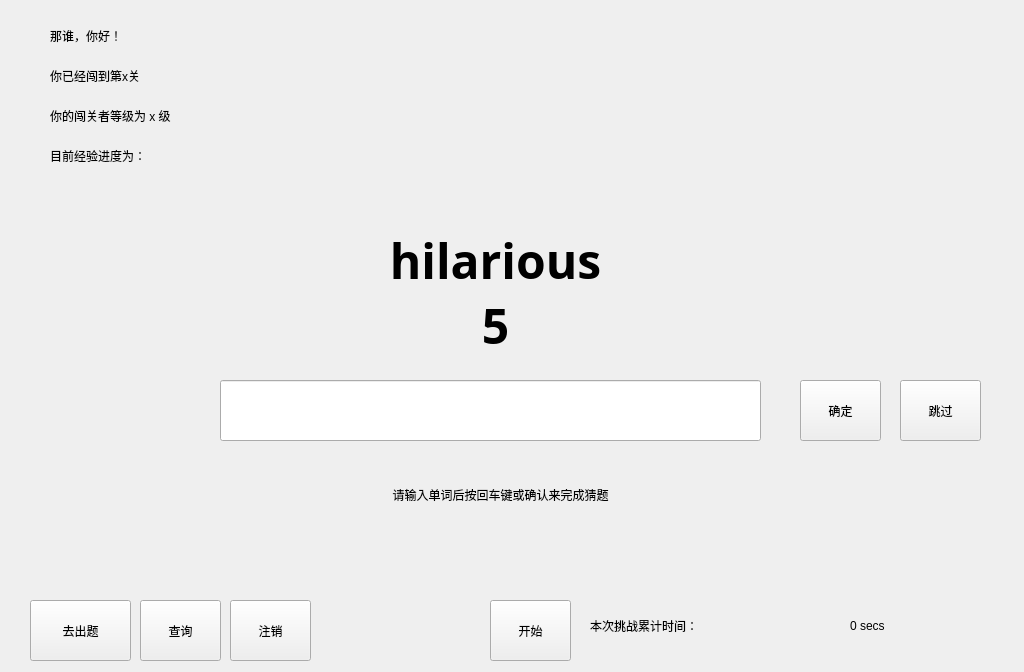
Qt form challengeboard.ui (yizhilll/WordBattle) before a commit.
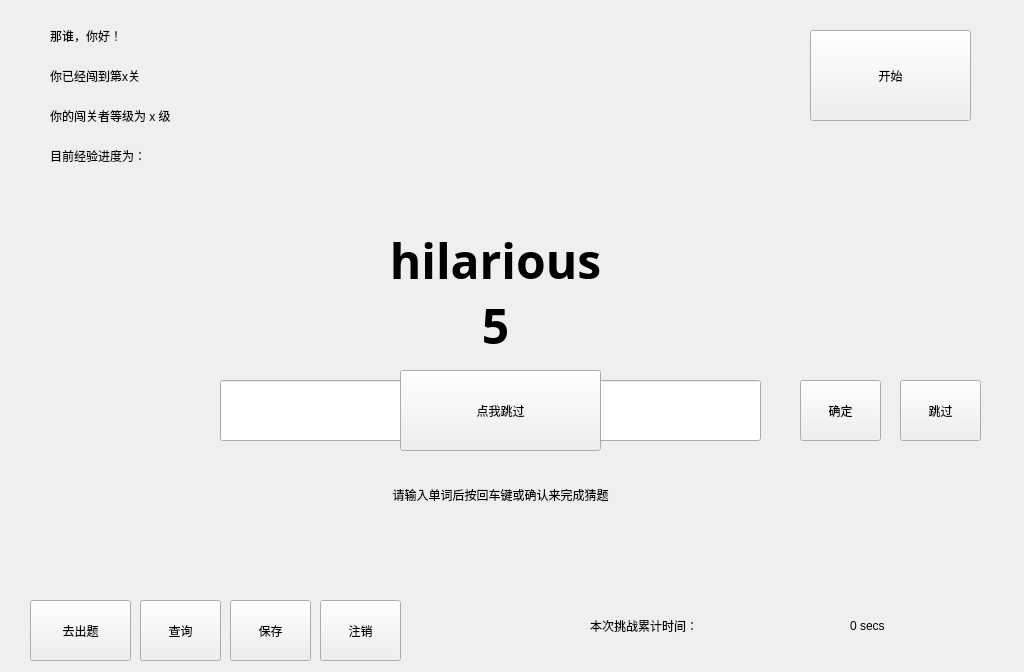
The same form after that commit.

Patch:
```diff
--- a/challengeboard.ui
+++ b/challengeboard.ui
@@ -80,7 +80,7 @@
   <widget class="QPushButton" name="B_logout">
    <property name="geometry">
     <rect>
-     <x>230</x>
+     <x>320</x>
      <y>600</y>
      <width>81</width>
      <height>61</height>
@@ -208,10 +208,10 @@
   <widget class="QPushButton" name="B_start">
    <property name="geometry">
     <rect>
-     <x>490</x>
-     <y>600</y>
-     <width>81</width>
-     <height>61</height>
+     <x>810</x>
+     <y>30</y>
+     <width>161</width>
+     <height>91</height>
     </rect>
    </property>
    <property name="styleSheet">
@@ -293,6 +293,38 @@
     <string>跳过</string>
    </property>
   </widget>
+  <widget class="QPushButton" name="tips_skip">
+   <property name="geometry">
+    <rect>
+     <x>400</x>
+     <y>370</y>
+     <width>201</width>
+     <height>81</height>
+    </rect>
+   </property>
+   <property name="styleSheet">
+    <string notr="true">font: 16pt &quot;黑体&quot;;</string>
+   </property>
+   <property name="text">
+    <string>点我跳过</string>
+   </property>
+  </widget>
+  <widget class="QPushButton" name="B_save">
+   <property name="geometry">
+    <rect>
+     <x>230</x>
+     <y>600</y>
+     <width>81</width>
+     <height>61</height>
+    </rect>
+   </property>
+   <property name="styleSheet">
+    <string notr="true">font: 16pt &quot;黑体&quot;;</string>
+   </property>
+   <property name="text">
+    <string>保存</string>
+   </property>
+  </widget>
  </widget>
  <resources/>
  <connections/>
```
